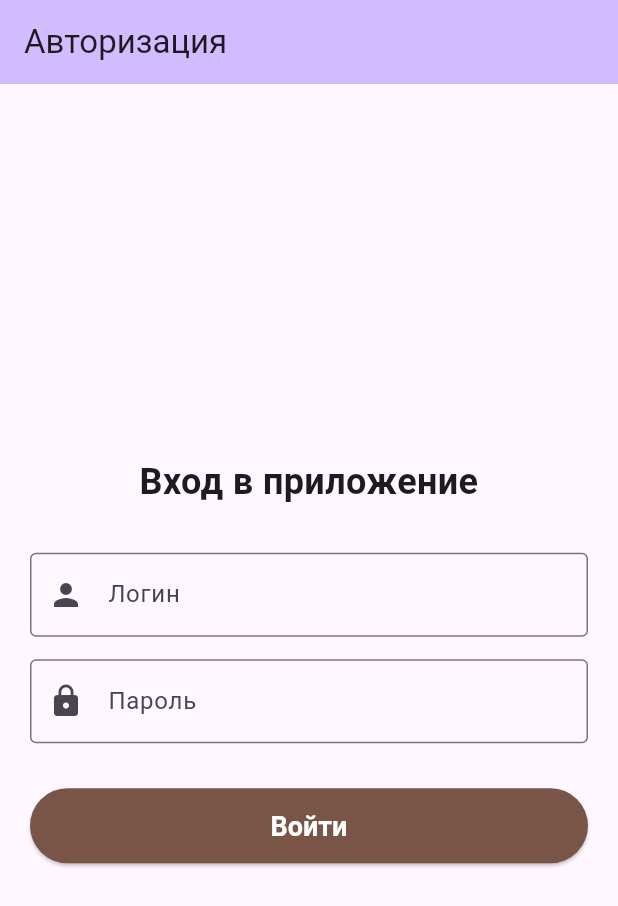
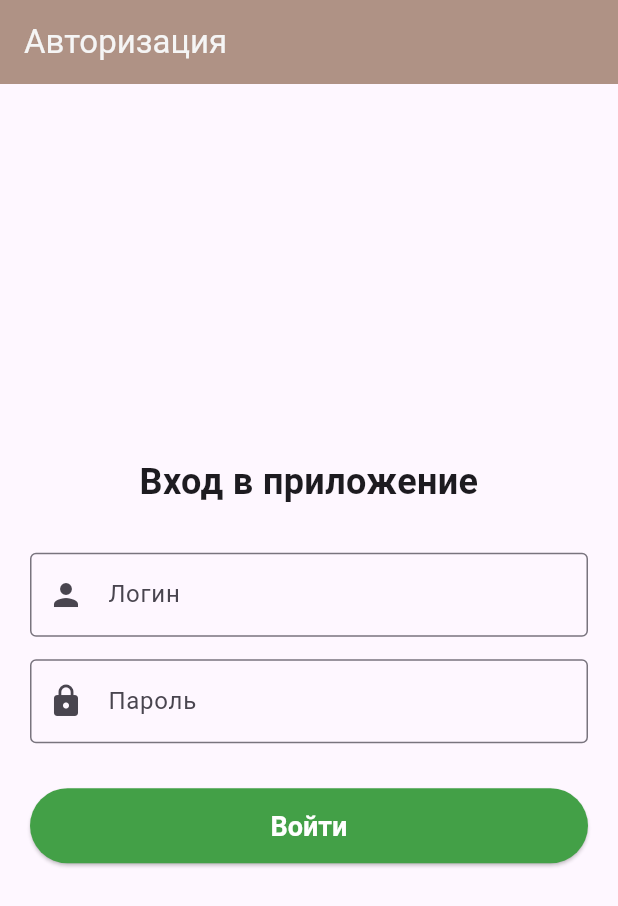
Before and after one commit to lare44ek/coffee_app, a Flutter app: the screen it shows after launch, on a phone screen of 412 x 824 dp. Shown: the top 906 px of the screen. Run offline on Flutter 3.47's test engine with Material 3 defaults, Android fonts, the phone set to English and light mode, and no system bars; missing offline and left inert: mobile_scanner.

Commit message:
Изменение визуала

```diff
--- a/lib/history_screen.dart
+++ b/lib/history_screen.dart
@@ -11,7 +11,8 @@ class HistoryScreen extends StatelessWidget {
     return Scaffold(
       appBar: AppBar(
         title: const Text('История маркировок'),
-        backgroundColor: Theme.of(context).colorScheme.inversePrimary,
+        backgroundColor:  Color.fromRGBO(175, 146, 133, 1),
+        foregroundColor: Color.fromRGBO(245, 245, 245, 1),
       ),
       body: history.isEmpty
           ? const Center(
--- a/lib/label_generator_page.dart
+++ b/lib/label_generator_page.dart
@@ -96,7 +96,7 @@ class _LabelGeneratorPageState extends State<LabelGeneratorPage> {
     return Scaffold(
       appBar: AppBar(
         title: const Text('☕ Кофейный Учёт'),
-        backgroundColor: Theme.of(context).colorScheme.inversePrimary,
+        backgroundColor: Color.fromRGBO(175, 146, 133, 1),
         actions: [
           IconButton(
             icon: const Icon(Icons.qr_code_scanner),
--- a/lib/login_page.dart
+++ b/lib/login_page.dart
@@ -42,7 +42,8 @@ class _LoginPageState extends State<LoginPage> {
     return Scaffold(
       appBar: AppBar(
         title: const Text('Авторизация'),
-        backgroundColor: Theme.of(context).colorScheme.inversePrimary,
+        backgroundColor: Color.fromRGBO(175, 146, 133, 1),
+        foregroundColor: Color.fromRGBO(245, 245, 245, 1),
       ),
       body: Padding(
         padding: const EdgeInsets.all(20.0),
@@ -81,12 +82,12 @@ class _LoginPageState extends State<LoginPage> {
             ElevatedButton(
               onPressed: _attemptLogin,
               style: ElevatedButton.styleFrom(
-                backgroundColor: Colors.brown,
+                backgroundColor: Color.fromRGBO(67, 160, 71, 1),
                 foregroundColor: Colors.white,
                 minimumSize: const Size(double.infinity, 50),
                 textStyle: const TextStyle(fontSize: 18, fontWeight: FontWeight.bold),
               ),
-              child: const Text('Войти'),
+              child: const Text('Войти')
             ),
           ],
         ),
--- a/lib/qr_scanner_screen.dart
+++ b/lib/qr_scanner_screen.dart
@@ -10,7 +10,8 @@ class QRScannerScreen extends StatelessWidget {
     return Scaffold(
       appBar: AppBar(
         title: const Text('Сканировать QR-код'),
-        backgroundColor: Theme.of(context).colorScheme.inversePrimary,
+        backgroundColor: Color.fromRGBO(175, 146, 133, 1),
+        foregroundColor: Color.fromRGBO(255, 255, 255, 1),
       ),
       // MobileScanner отвечает за отображение камеры и сканирование
       body: MobileScanner(
```
